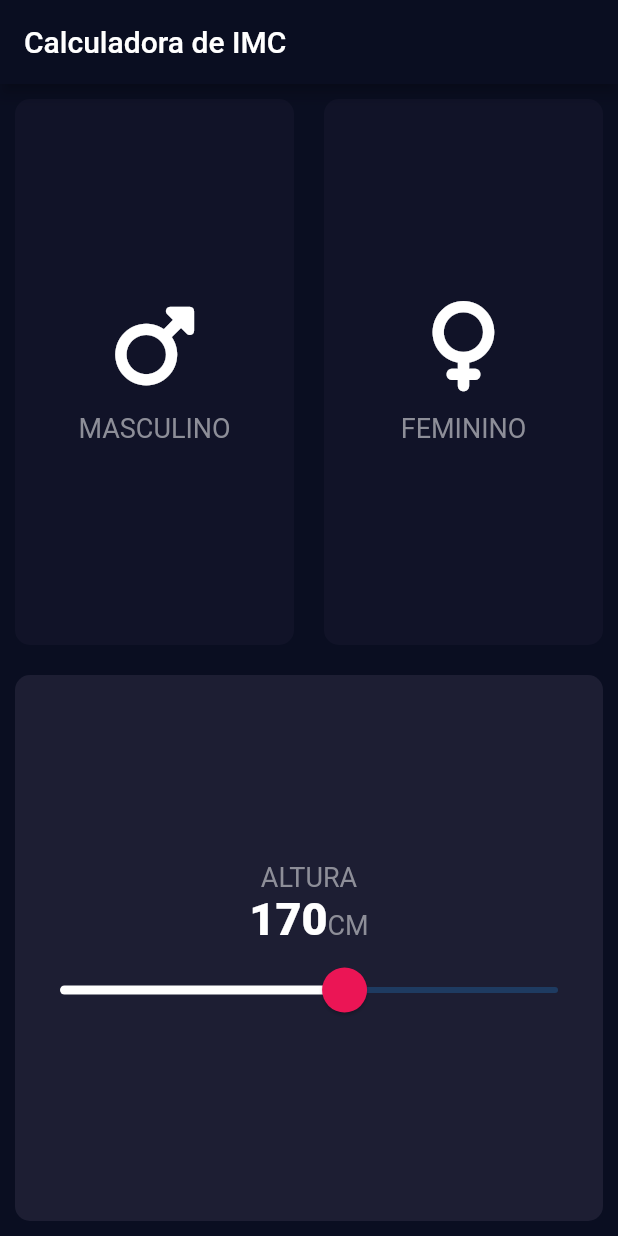
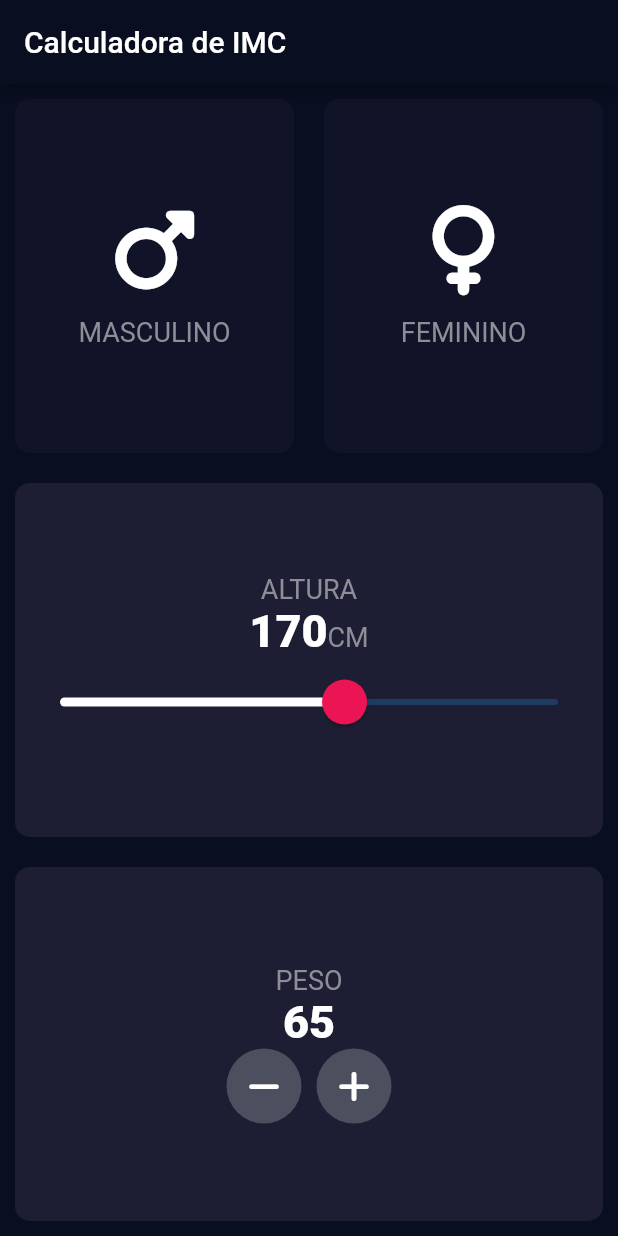
Before and after one commit to ReinanS/BMI_Calculator, a Flutter app: the screen it shows after launch, on a phone screen of 412 x 824 dp. Run offline on Flutter 3.47's test engine with Material 2 defaults, Android fonts, the phone set to English and light mode, and no system bars; our stand-ins replace font_awesome_flutter.

Commit message:
feat: adiciona card peso

```diff
--- a/lib/pages/home_page.dart
+++ b/lib/pages/home_page.dart
@@ -1,5 +1,6 @@
 import 'package:calculadora_imc/components/icon_content.dart';
 import 'package:calculadora_imc/components/reusable_card.dart';
+import 'package:calculadora_imc/components/round_icon_button.dart';
 import 'package:calculadora_imc/constants.dart';
 import 'package:flutter/material.dart';
 import 'package:font_awesome_flutter/font_awesome_flutter.dart';
@@ -113,6 +114,54 @@ class _HomePageState extends State<HomePage> {
               ),
             ),
           ),
+          Expanded(
+            child: Row(
+              children: <Widget>[
+                Expanded(
+                  child: ReusableCard(
+                    colour: kActiveCardColor,
+                    cardChild: Column(
+                      mainAxisAlignment: MainAxisAlignment.center,
+                      children: <Widget>[
+                        Text(
+                          'PESO',
+                          style: kLabelTextStyle,
+                        ),
+                        Text(
+                          weight.toString(),
+                          style: kNumberStyle,
+                        ),
+                        Row(
+                          mainAxisAlignment: MainAxisAlignment.center,
+                          children: <Widget>[
+                            RoundIconButton(
+                              icon: FontAwesomeIcons.minus,
+                              onPress: () {
+                                setState(() {
+                                  weight--;
+                                });
+                              },
+                            ),
+                            SizedBox(
+                              width: 10,
+                            ),
+                            RoundIconButton(
+                              icon: FontAwesomeIcons.plus,
+                              onPress: () {
+                                setState(() {
+                                  weight++;
+                                });
+                              },
+                            ),
+                          ],
+                        )
+                      ],
+                    ),
+                  ),
+                )
+              ],
+            ),
+          )
         ],
       ),
     );
```
